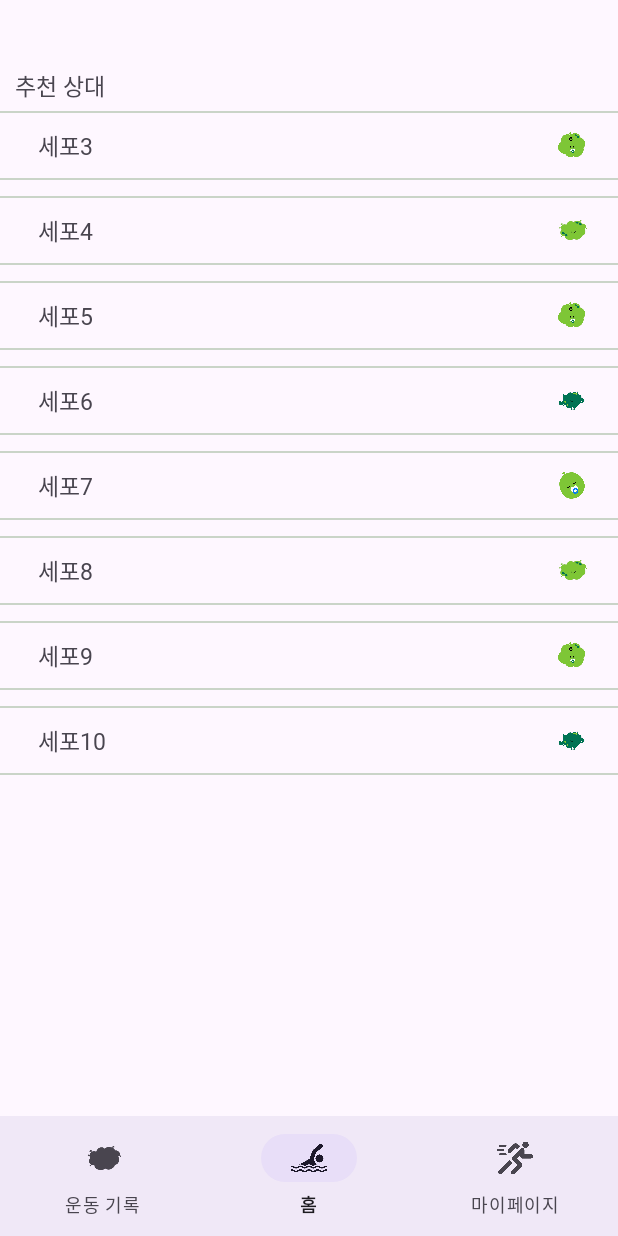
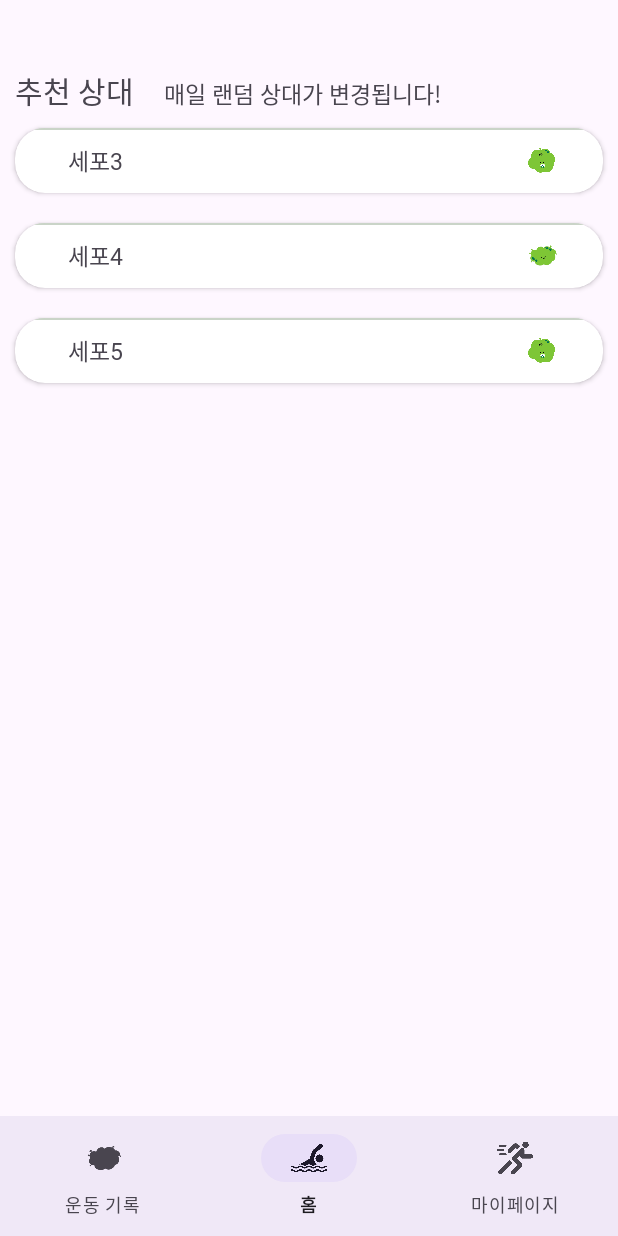
Before and after one commit to ryujiyeon1209/fitune, an Android app: the fragment FightFindFragment placed in its activity, on a phone screen of 412 x 824 dp. Run offline under Robolectric (Android 15) with nearby library versions, the phone set to English and light mode, and no system bars.

Commit message:
대결상대 ui 수정

```diff
--- a/app/src/main/java/io/b306/fitune/fragment/FightFindFragment.kt
+++ b/app/src/main/java/io/b306/fitune/fragment/FightFindFragment.kt
@@ -88,11 +88,11 @@ class FightFindFragment : Fragment() {
         UserData("세포3", R.drawable.ic_lv1, 1, 110),
         UserData("세포4", R.drawable.ic_lv2, 2, 115),
         UserData("세포5", R.drawable.ic_lv1, 1, 120),
-        UserData("세포6", R.drawable.ic_lv3, 3, 125),
-        UserData("세포7", R.drawable.ic_lv0, 0, 130),
-        UserData("세포8", R.drawable.ic_lv2, 2, 135),
-        UserData("세포9", R.drawable.ic_lv1, 1, 140),
-        UserData("세포10", R.drawable.ic_lv3, 3, 145)
+//        UserData("세포6", R.drawable.ic_lv3, 3, 125),
+//        UserData("세포7", R.drawable.ic_lv0, 0, 130),
+//        UserData("세포8", R.drawable.ic_lv2, 2, 135),
+//        UserData("세포9", R.drawable.ic_lv1, 1, 140),
+//        UserData("세포10", R.drawable.ic_lv3, 3, 145)
     )
 
 }
--- a/app/src/main/res/layout/fragment_fight_find.xml
+++ b/app/src/main/res/layout/fragment_fight_find.xml
@@ -6,18 +6,36 @@
     android:layout_width="match_parent"
     android:layout_height="match_parent"
     android:orientation="vertical"
-    android:paddingVertical="15dp"
-    >
+    android:paddingVertical="15dp">
 
-        <TextView
+        <LinearLayout
             android:layout_width="match_parent"
             android:layout_height="wrap_content"
-            android:fontFamily="@font/gmarketmedium"
-            android:text="추천 상대"
-            android:textSize="15sp"
-            android:layout_marginTop="30dp"
-            android:paddingHorizontal="10dp"
-            />
+                android:orientation="horizontal"
+                >
+
+                <TextView
+                    android:layout_width="wrap_content"
+                    android:layout_height="wrap_content"
+                    android:layout_marginTop="30dp"
+                    android:fontFamily="@font/gmarketmedium"
+                    android:paddingHorizontal="10dp"
+                    android:text="추천 상대"
+                    android:textSize="20sp"
+                    />
+
+                <TextView
+                    android:id="@+id/textView"
+                    android:layout_width="wrap_content"
+                    android:layout_height="wrap_content"
+                    android:layout_marginTop="30dp"
+                    android:fontFamily="@font/gmarketmedium"
+                    android:paddingHorizontal="10dp"
+                    android:text="매일 랜덤 상대가 변경됩니다!"
+                    android:textSize="15sp" />
+
+        </LinearLayout>
+
 
         <androidx.recyclerview.widget.RecyclerView
             android:id="@+id/rv_user"
--- a/app/src/main/res/layout/item_layout_user.xml
+++ b/app/src/main/res/layout/item_layout_user.xml
@@ -1,9 +1,21 @@
 <?xml version="1.0" encoding="utf-8"?>
-<LinearLayout xmlns:android="http://schemas.android.com/apk/res/android"
+<!--<LinearLayout xmlns:android="http://schemas.android.com/apk/res/android"-->
+<!--    android:layout_width="match_parent"-->
+<!--    android:layout_height="wrap_content"-->
+<!--    android:orientation="vertical"-->
+<!--    android:paddingVertical="5dp"-->
+
+<!--    >-->
+<androidx.cardview.widget.CardView xmlns:android="http://schemas.android.com/apk/res/android"
     android:layout_width="match_parent"
     android:layout_height="wrap_content"
-    android:orientation="vertical"
-    android:paddingVertical="5dp">
+    xmlns:app="http://schemas.android.com/apk/res-auto"
+    android:layout_margin="10dp"
+    android:layout_gravity="center"
+    android:background="#ECEFF1"
+    app:cardCornerRadius="20dp"
+    app:cardElevation="2dp"
+    >
 
     <View
         android:layout_width="match_parent"
@@ -16,18 +28,20 @@
         android:layout_height="wrap_content"
         android:orientation="horizontal"
         android:paddingHorizontal="15dp"
+
+        android:layout_marginStart="10dp"
+        android:layout_marginEnd="10dp"
         >
 
         <TextView
             android:id="@+id/find_user_name"
             android:layout_width="wrap_content"
             android:layout_height="wrap_content"
+            android:layout_gravity="center"
+            android:layout_margin="10dp"
             android:fontFamily="@font/gmarketmedium"
-            android:textSize="15sp"
             android:text="세포1"
-            android:layout_margin="10dp"
-            android:layout_gravity="center"
-            />
+            android:textSize="15sp" />
 
         <View
             android:layout_width="0dp"
@@ -37,11 +51,10 @@
         <ImageView
             android:id="@+id/find_user_image"
             android:layout_width="20dp"
-            android:layout_height="20dp"
+            android:layout_height="18dp"
             android:layout_gravity="center"
-            android:src="@drawable/ic_check_mark"
             android:layout_margin="5dp"
-            />
+            android:src="@drawable/ic_check_mark" />
 
     </LinearLayout>
 
@@ -50,5 +63,5 @@
         android:layout_height="2px"
         android:background="@color/none_selected_button"
         />
-
-</LinearLayout>
+    </androidx.cardview.widget.CardView>
+<!--</LinearLayout>-->
```
